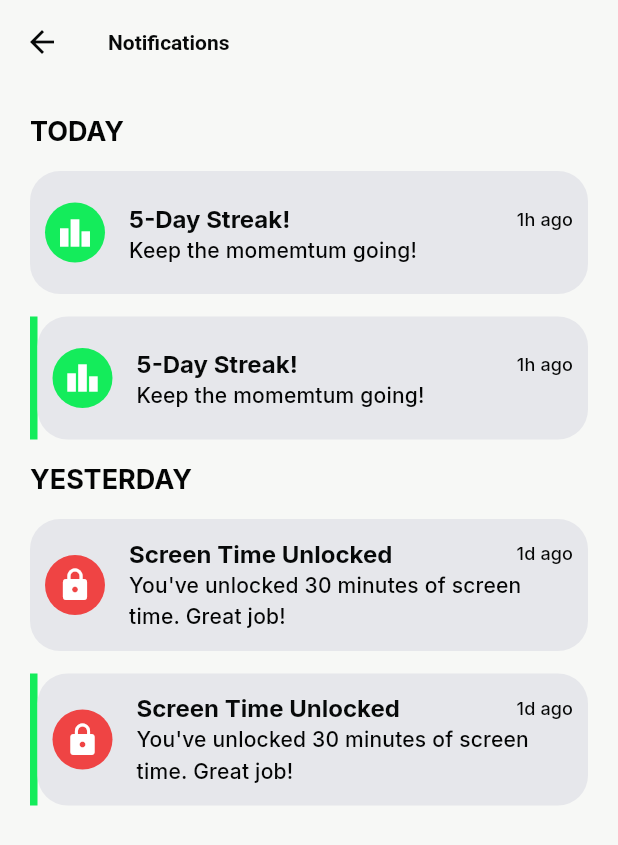
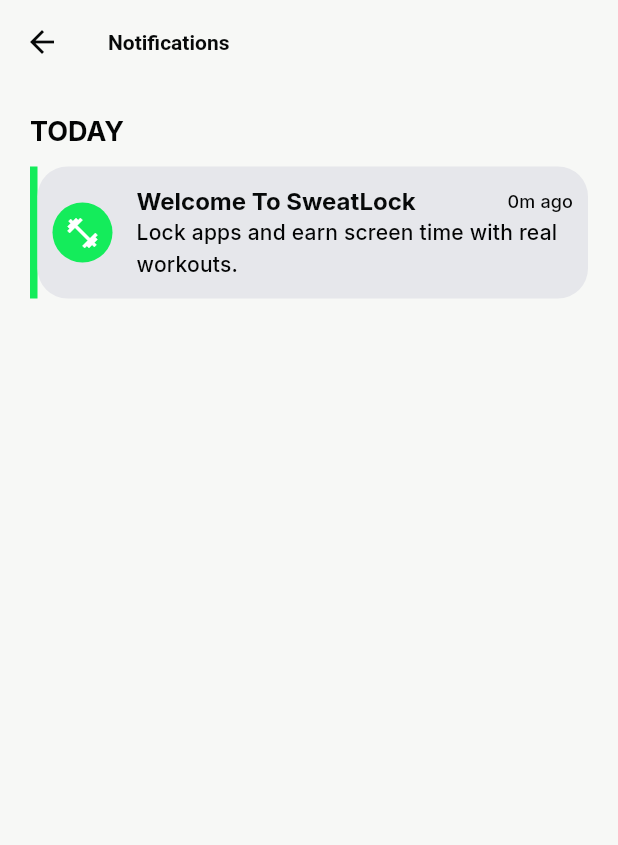
Before and after one commit to Destiny-Ed/sweat_lock, a Flutter app: the NotificationScreen screen opened directly, on a phone screen of 412 x 824 dp. Shown: the top 845 px of the screen. Run offline on Flutter 3.47's test engine with Material 3 defaults, Android fonts, the phone set to English and light mode, and no system bars; our stand-ins replace camera, fl_chart, google_fonts, hive_ce_flutter, percent_indicator; missing offline and left inert: flutter_accessibility_service, google_mlkit_pose_detection, installed_apps; accounts and stored records are empty.

Commit message:
Phase 5: Notifications from real workout + streak data

```diff
--- a/lib/presentation/views/notifications/notification.dart
+++ b/lib/presentation/views/notifications/notification.dart
@@ -1,6 +1,8 @@
 import 'package:flutter/material.dart';
 import 'package:sweat_lock/core/extensions.dart';
 import 'package:sweat_lock/core/theme.dart';
+import 'package:sweat_lock/data/local/hive_service.dart';
+import 'package:sweat_lock/data/models/workout_session.dart';
 
 class NotificationScreen extends StatefulWidget {
   const NotificationScreen({super.key});
@@ -9,60 +11,155 @@
   State<NotificationScreen> createState() => _NotificationScreenState();
 }
 
+class _NotificationItem {
+  final String title;
+  final String subtitle;
+  final IconData icon;
+  final Color color;
+  final DateTime time;
+  final bool isRead;
+
+  _NotificationItem({
+    required this.title,
+    required this.subtitle,
+    required this.icon,
+    required this.color,
+    required this.time,
+    this.isRead = false,
+  });
+}
+
 class _NotificationScreenState extends State<NotificationScreen> {
+  late List<_NotificationItem> _items;
+
+  @override
+  void initState() {
+    super.initState();
+    _items = _buildFromData();
+  }
+
+  List<_NotificationItem> _buildFromData() {
+    final sessions = HiveService.getAllSessions();
+    final progress = HiveService.getProgress();
+    final items = <_NotificationItem>[];
+
+    // Streak notification
+    if (progress.currentStreak > 0) {
+      items.add(
+        _NotificationItem(
+          title: '${progress.currentStreak}-Day Streak!',
+          subtitle: 'Keep the momentum going!',
+          icon: Icons.local_fire_department,
+          color: AppColors.primaryGreen,
+          time: progress.lastWorkoutDate ?? DateTime.now(),
+          isRead: false,
+        ),
+      );
+    }
+
+    // Recent completed workouts
+    for (final WorkoutSession s in sessions.take(8)) {
+      if (s.completedAt != null) {
+        items.add(
+          _NotificationItem(
+            title: 'Screen time unlocked',
+            subtitle:
+                'You completed ${s.completedReps} ${s.exerciseType}. Great job!',
+            icon: Icons.lock_open,
+            color: AppColors.primaryGreen,
+            time: s.completedAt!,
+            isRead: true,
+          ),
+        );
+      } else {
+        items.add(
+          _NotificationItem(
+            title: 'Workout incomplete',
+            subtitle:
+                'You stopped at ${s.completedReps}/${s.targetReps} ${s.exerciseType}',
+            icon: Icons.lock,
+            color: AppColors.red,
+            time: s.startedAt,
+            isRead: true,
+          ),
+        );
+      }
+    }
+
+    if (items.isEmpty) {
+      items.add(
+        _NotificationItem(
+          title: 'Welcome to SweatLock',
+          subtitle: 'Lock apps and earn screen time with real workouts.',
+          icon: Icons.fitness_center,
+          color: AppColors.primaryGreen,
+          time: DateTime.now(),
+          isRead: false,
+        ),
+      );
+    }
+
+    items.sort((a, b) => b.time.compareTo(a.time));
+    return items;
+  }
+
+  String _timeLabel(DateTime t) {
+    final diff = DateTime.now().difference(t);
+    if (diff.inMinutes < 60) return '${diff.inMinutes}m ago';
+    if (diff.inHours < 24) return '${diff.inHours}h ago';
+    if (diff.inDays == 1) return '1d ago';
+    return '${diff.inDays}d ago';
+  }
+
+  bool _isToday(DateTime t) {
+    final n = DateTime.now();
+    return t.year == n.year && t.month == n.month && t.day == n.day;
+  }
+
   @override
   Widget build(BuildContext context) {
+    final today = _items.where((i) => _isToday(i.time)).toList();
+    final earlier = _items.where((i) => !_isToday(i.time)).toList();
+
     return Scaffold(
-      appBar: AppBar(title: Text("Notifications")),
+      appBar: AppBar(title: const Text('Notifications')),
       body: CustomScrollView(
         slivers: [
           SliverToBoxAdapter(
             child: Padding(
-              padding: const EdgeInsets.all(20.0),
+              padding: const EdgeInsets.all(20),
               child: Column(
-                spacing: 15,
                 crossAxisAlignment: CrossAxisAlignment.start,
                 children: [
+                  if (today.isNotEmpty) ...[
                     Text(
-                    "Today".toUpperCase(),
-                    style: Theme.of(context).textTheme.headlineLarge!.copyWith(
-                      color: Theme.of(
-                        context,
-                      ).textTheme.headlineLarge!.color!.darken(),
+                      'TODAY',
+                      style: Theme.of(context).textTheme.headlineLarge?.copyWith(
+                            color: Theme.of(context)
+                                .textTheme
+                                .headlineLarge
+                                ?.color
+                                ?.darken(),
                           ),
                     ),
-
-                  ...List.generate(2, (index) {
-                    return _notificationTile(
-                      title: "5-Day Streak!",
-                      icon: Icon(Icons.leaderboard),
-                      color: AppColors.primaryGreen,
-                      subtitle: "Keep the momemtum going!",
-                      time: "1h ago",
-                      isRead: index.isEven,
-                    );
-                  }),
-
+                    const SizedBox(height: 12),
+                    ...today.map(_tile),
+                    const SizedBox(height: 20),
+                  ],
+                  if (earlier.isNotEmpty) ...[
                     Text(
-                    "Yesterday".toUpperCase(),
-                    style: Theme.of(context).textTheme.headlineLarge!.copyWith(
-                      color: Theme.of(
-                        context,
-                      ).textTheme.headlineLarge!.color!.darken(),
+                      'EARLIER',
+                      style: Theme.of(context).textTheme.headlineLarge?.copyWith(
+                            color: Theme.of(context)
+                                .textTheme
+                                .headlineLarge
+                                ?.color
+                                ?.darken(),
                           ),
                     ),
-
-                  ...List.generate(2, (index) {
-                    return _notificationTile(
-                      title: "Screen time unlocked",
-                      icon: Icon(Icons.lock),
-                      color: AppColors.red,
-                      subtitle:
-                          "you've unlocked 30 minutes of screen time. Great job!",
-                      time: "1d ago",
-                      isRead: index.isEven,
-                    );
-                  }),
+                    const SizedBox(height: 12),
+                    ...earlier.map(_tile),
+                  ],
                 ],
               ),
             ),
@@ -72,25 +169,19 @@
     );
   }
 
-  Widget _notificationTile({
-    required String title,
-    required Icon icon,
-    required Color color,
-    required String subtitle,
-    required String time,
-    required bool isRead,
-  }) {
+  Widget _tile(_NotificationItem item) {
     return Container(
-      decoration: isRead
-          ? null
-          : BoxDecoration(
+      margin: const EdgeInsets.only(bottom: 12),
+      decoration: !item.isRead
+          ? BoxDecoration(
               border: Border(
                 left: BorderSide(
                   width: 5,
-                  color: Theme.of(context).primaryColor,
+                  color: AppColors.primaryGreen,
                 ),
               ),
-            ),
+            )
+          : null,
       child: Container(
         padding: const EdgeInsets.symmetric(vertical: 5, horizontal: 10),
         decoration: BoxDecoration(
@@ -98,33 +189,41 @@
           color: Theme.of(context).cardColor,
         ),
         child: ListTile(
-          contentPadding: const EdgeInsets.all(0),
+          contentPadding: EdgeInsets.zero,
+          leading: CircleAvatar(
+            backgroundColor: item.color,
+            child: Icon(item.icon, color: Colors.white),
+          ),
           title: Row(
             children: [
               Expanded(
                 child: Text(
-                  title.cap,
+                  item.title.cap,
                   style: Theme.of(context).textTheme.titleLarge,
                 ),
               ),
-
               Text(
-                time.capitalize,
-                style: Theme.of(context).textTheme.titleSmall!.copyWith(
-                  color: Theme.of(
-                    context,
-                  ).textTheme.titleSmall!.color!.darken(),
+                _timeLabel(item.time),
+                style: Theme.of(context).textTheme.titleSmall?.copyWith(
+                      color: Theme.of(context)
+                          .textTheme
+                          .titleSmall
+                          ?.color
+                          ?.darken(),
                     ),
               ),
             ],
           ),
           subtitle: Text(
-            subtitle.capitalize,
-            style: Theme.of(context).textTheme.titleMedium!.copyWith(
-              color: Theme.of(context).textTheme.titleMedium!.color!.darken(),
+            item.subtitle.capitalize,
+            style: Theme.of(context).textTheme.titleMedium?.copyWith(
+                  color: Theme.of(context)
+                      .textTheme
+                      .titleMedium
+                      ?.color
+                      ?.darken(),
                 ),
           ),
-          leading: CircleAvatar(backgroundColor: color, child: icon),
         ),
       ),
     );
```
Lines whose indentation alone changed are shown as unchanged.
